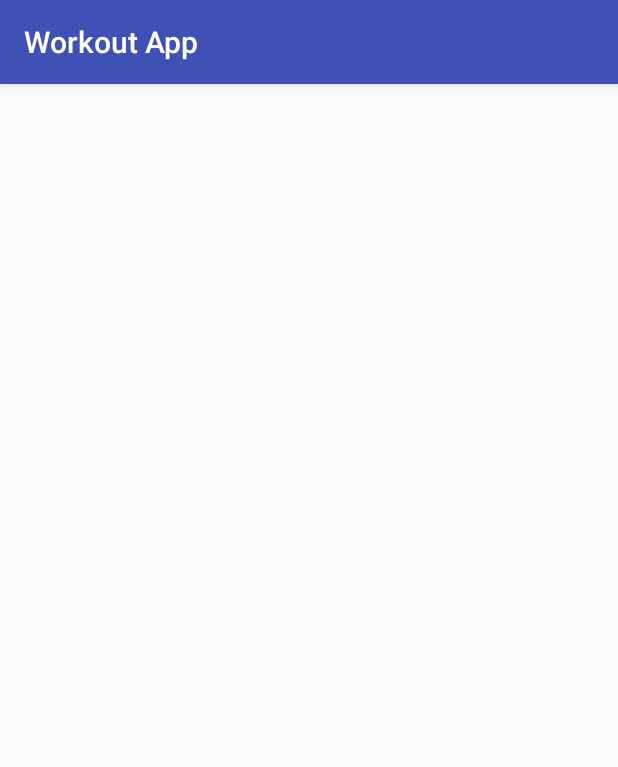
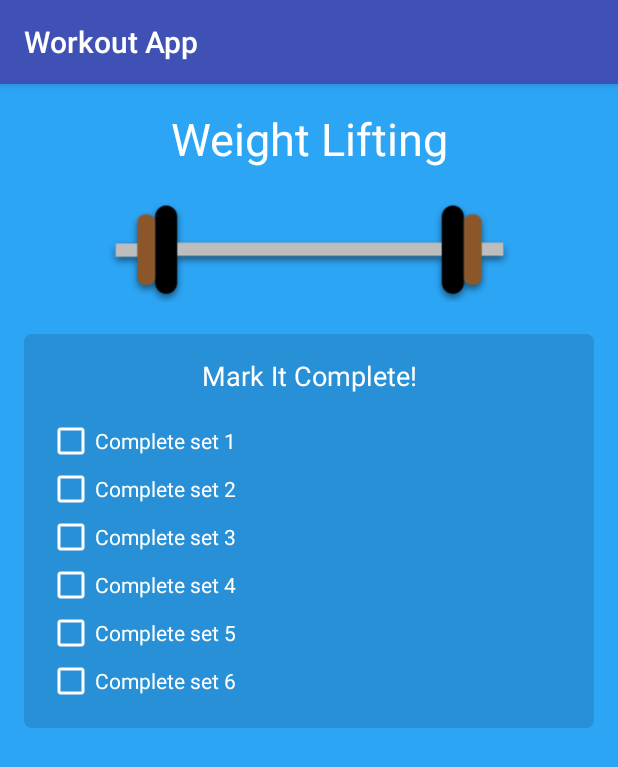
Before and after one commit to ArminAg/android-workout-app, an Android app: the DetailsActivity screen opened directly, with no data from a screen before it, on a phone screen of 412 x 824 dp. Shown: the top 767 px of the screen. Run offline under Robolectric (Android 15) with nearby library versions, the phone set to English and light mode, and no system bars.

Commit message:
Add Details Layout Design

```diff
--- a/app/src/main/java/solutions/hedron/android_workout_app/MainActivity.java
+++ b/app/src/main/java/solutions/hedron/android_workout_app/MainActivity.java
@@ -1,11 +1,18 @@
 package solutions.hedron.android_workout_app;
 
+import android.content.Intent;
 import android.support.v7.app.AppCompatActivity;
 import android.os.Bundle;
 import android.view.View;
 import android.widget.RelativeLayout;
 
 public class MainActivity extends AppCompatActivity {
+
+    public static final String EXTRA_ITEM_TITLE = "extra_item_title";
+
+    public static final String EXERCISE_WEIGHTS = "Weight Lifting";
+    public static final String EXERCISE_YOGA = "Yoga";
+    public static final String EXERCISE_CARDIO = "Cardio";
 
     @Override
     protected void onCreate(Bundle savedInstanceState) {
@@ -19,22 +26,28 @@ public class MainActivity extends AppCompatActivity {
         weightBtn.setOnClickListener(new View.OnClickListener() {
             @Override
             public void onClick(View v) {
-                // Load Details Activity
+                loadDetailsActivity(MainActivity.EXERCISE_WEIGHTS);
             }
         });
 
         yogaBtn.setOnClickListener(new View.OnClickListener() {
             @Override
             public void onClick(View v) {
-                // Load Details Activity
+                loadDetailsActivity(MainActivity.EXERCISE_YOGA);
             }
         });
 
         cardioBtn.setOnClickListener(new View.OnClickListener() {
             @Override
             public void onClick(View v) {
-                // Load Details Activity
+                loadDetailsActivity(MainActivity.EXERCISE_CARDIO);
             }
         });
     }
+
+    public void loadDetailsActivity(String exerciseTitle){
+        Intent intent = new Intent(MainActivity.this, DetailsActivity.class);
+        intent.putExtra(MainActivity.EXTRA_ITEM_TITLE, exerciseTitle);
+        startActivity(intent);
+    }
 }
--- a/app/src/main/res/layout/activity_details.xml
+++ b/app/src/main/res/layout/activity_details.xml
@@ -1,5 +1,6 @@
 <?xml version="1.0" encoding="utf-8"?>
-<RelativeLayout xmlns:android="http://schemas.android.com/apk/res/android"
+<LinearLayout xmlns:android="http://schemas.android.com/apk/res/android"
+    xmlns:app="http://schemas.android.com/apk/res-auto"
     xmlns:tools="http://schemas.android.com/tools"
     android:id="@+id/activity_details"
     android:layout_width="match_parent"
@@ -8,6 +9,90 @@
     android:paddingLeft="@dimen/activity_horizontal_margin"
     android:paddingRight="@dimen/activity_horizontal_margin"
     android:paddingTop="@dimen/activity_vertical_margin"
-    tools:context="solutions.hedron.android_workout_app.DetailsActivity">
+    android:orientation="vertical"
+    tools:context="solutions.hedron.android_workout_app.DetailsActivity"
+    android:background="#2ca5f5">
 
-</RelativeLayout>
+    <TextView
+        android:text="Weight Lifting"
+        android:layout_width="match_parent"
+        android:layout_height="wrap_content"
+        android:id="@+id/titleText"
+        android:textSize="30sp"
+        android:textColor="@android:color/white"
+        android:textAlignment="center" />
+
+    <ImageView
+        android:layout_width="match_parent"
+        android:layout_height="wrap_content"
+        app:srcCompat="@drawable/weight"
+        android:id="@+id/mainImage" />
+
+    <LinearLayout
+        android:orientation="vertical"
+        android:layout_width="match_parent"
+        android:layout_height="wrap_content"
+        android:background="@drawable/rounded_corners"
+        android:backgroundTint="#20000000"
+        android:padding="15dp">
+
+        <TextView
+            android:text="Mark It Complete!"
+            android:layout_width="match_parent"
+            android:layout_height="wrap_content"
+            android:id="@+id/textView14"
+            android:textColor="@android:color/white"
+            android:textAlignment="center"
+            android:textSize="18sp"
+            android:layout_marginBottom="15dp" />
+
+        <CheckBox
+            android:text="Complete set 1"
+            android:layout_width="match_parent"
+            android:layout_height="wrap_content"
+            android:id="@+id/checkBox"
+            android:textColor="@android:color/white"
+            app:buttonTint="@android:color/white"
+            android:checked="false" />
+
+        <CheckBox
+            android:text="Complete set 2"
+            android:layout_width="match_parent"
+            android:layout_height="wrap_content"
+            android:id="@+id/checkBox2"
+            android:textColor="@android:color/white"
+            app:buttonTint="@android:color/white" />
+
+        <CheckBox
+            android:text="Complete set 3"
+            android:layout_width="match_parent"
+            android:layout_height="wrap_content"
+            android:id="@+id/checkBox3"
+            android:textColor="@android:color/white"
+            app:buttonTint="@android:color/white" />
+
+        <CheckBox
+            android:text="Complete set 4"
+            android:layout_width="match_parent"
+            android:layout_height="wrap_content"
+            android:id="@+id/checkBox4"
+            android:textColor="@android:color/white"
+            app:buttonTint="@android:color/white" />
+
+        <CheckBox
+            android:text="Complete set 5"
+            android:layout_width="match_parent"
+            android:layout_height="wrap_content"
+            android:id="@+id/checkBox5"
+            android:textColor="@android:color/white"
+            app:buttonTint="@android:color/white" />
+
+        <CheckBox
+            android:text="Complete set 6"
+            android:layout_width="match_parent"
+            android:layout_height="wrap_content"
+            android:id="@+id/checkBox6"
+            android:textColor="@android:color/white"
+            app:buttonTint="@android:color/white" />
+    </LinearLayout>
+</LinearLayout>
```
